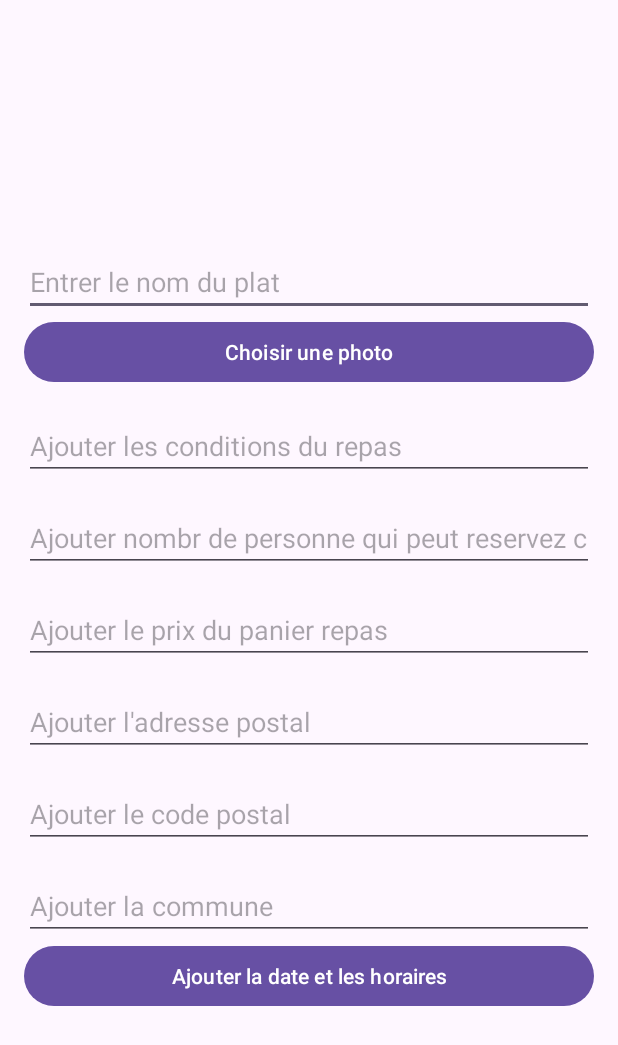
After one commit to apierre1541/EatGreen, an Android app: the PublierPanierActivity screen opened directly, with no data from a screen before it, on a phone screen of 412 x 824 dp. The commit adds this screen. Shown: the top 1045 px of the screen. Run offline under Robolectric (Android 15) with nearby library versions, the light colour scheme and no system bars.

Commit message:
ajout de la page du formaulaire pour ajouter un panier repas et ajout des horaires pour chercher un repas

```diff
--- a/app/src/main/AndroidManifest.xml
+++ b/app/src/main/AndroidManifest.xml
@@ -45,6 +45,8 @@
         <activity android:name=".FormCalendrierActivity" />
         <activity android:name=".StatistiquesActivity" />
         <activity android:name=".EvenementsActivity" />
+        <activity android:name=".PublierPanierActivity" />
+        <activity android:name=".DateHeureActivity" />
     </application>
 
 </manifest>
--- /dev/null
+++ b/app/src/main/res/layout/activity_publier_panier.xml
@@ -0,0 +1,81 @@
+<?xml version="1.0" encoding="utf-8"?>
+<RelativeLayout
+    xmlns:android="http://schemas.android.com/apk/res/android"
+    android:layout_width="match_parent"
+    android:layout_height="match_parent">
+
+    <LinearLayout
+        android:id="@+id/layout"
+        android:layout_width="match_parent"
+        android:layout_height="wrap_content"
+        android:orientation="vertical"
+        android:padding="16dp"
+        android:layout_centerVertical="true">
+        <EditText
+            android:id="@+id/titre"
+            android:layout_width="match_parent"
+            android:layout_height="wrap_content"
+            android:ems="10"
+            android:hint="Entrer le nom du plat"
+            android:inputType="text"
+            android:layout_marginTop="16dp"/>
+        <Button
+            android:id="@+id/photo"
+            android:layout_width="match_parent"
+            android:layout_height="wrap_content"
+            android:text="Choisir une photo"/>
+        <EditText
+            android:id="@+id/condition"
+            android:layout_width="match_parent"
+            android:layout_height="wrap_content"
+            android:ems="10"
+            android:hint="Ajouter les conditions du repas"
+            android:inputType="text"
+            android:layout_marginTop="16dp"/>
+        <EditText
+            android:id="@+id/quantite"
+            android:layout_width="match_parent"
+            android:layout_height="wrap_content"
+            android:ems="10"
+            android:hint="Ajouter nombr de personne qui peut reservez ce repas"
+            android:inputType="number"
+            android:layout_marginTop="16dp"/>
+        <EditText
+            android:id="@+id/prix"
+            android:layout_width="match_parent"
+            android:layout_height="wrap_content"
+            android:ems="10"
+            android:hint="Ajouter le prix du panier repas"
+            android:inputType="number"
+            android:layout_marginTop="16dp"/>
+        <EditText
+            android:id="@+id/adresse_postal"
+            android:layout_width="match_parent"
+            android:layout_height="wrap_content"
+            android:ems="10"
+            android:hint="Ajouter l'adresse postal"
+            android:inputType="text"
+            android:layout_marginTop="16dp"/>
+        <EditText
+            android:id="@+id/code_postal"
+            android:layout_width="match_parent"
+            android:layout_height="wrap_content"
+            android:ems="10"
+            android:hint="Ajouter le code postal"
+            android:inputType="number"
+            android:layout_marginTop="16dp"/>
+        <EditText
+            android:id="@+id/commune"
+            android:layout_width="match_parent"
+            android:layout_height="wrap_content"
+            android:layout_marginTop="16dp"
+            android:ems="10"
+            android:hint="Ajouter la commune"
+            android:inputType="text" />
+        <Button
+            android:id="@+id/b7"
+            android:layout_width="match_parent"
+            android:layout_height="wrap_content"
+            android:text="Ajouter la date et les horaires" />
+    </LinearLayout>
+</RelativeLayout>
```
Also changed, not shown: app/build.gradle.kts (+1 -8 lines), app/src/main/java/com/example/eatgreen/DateHeureActivity.java (added, +110 -0 lines), app/src/main/java/com/example/eatgreen/PublierPanierActivity.java (added, +195 -0 lines), app/src/main/java/com/example/eatgreen/RestaurantActivity.java (+4 -16 lines), app/src/main/res/layout/activity_date_heure.xml (added, +36 -0 lines).
